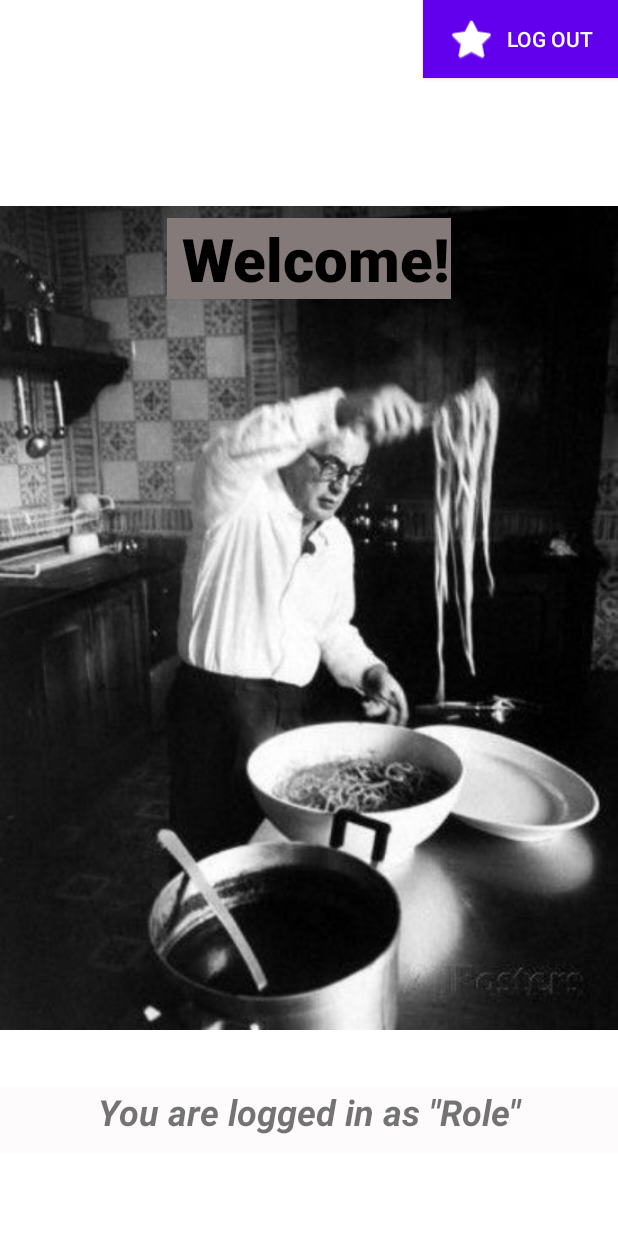
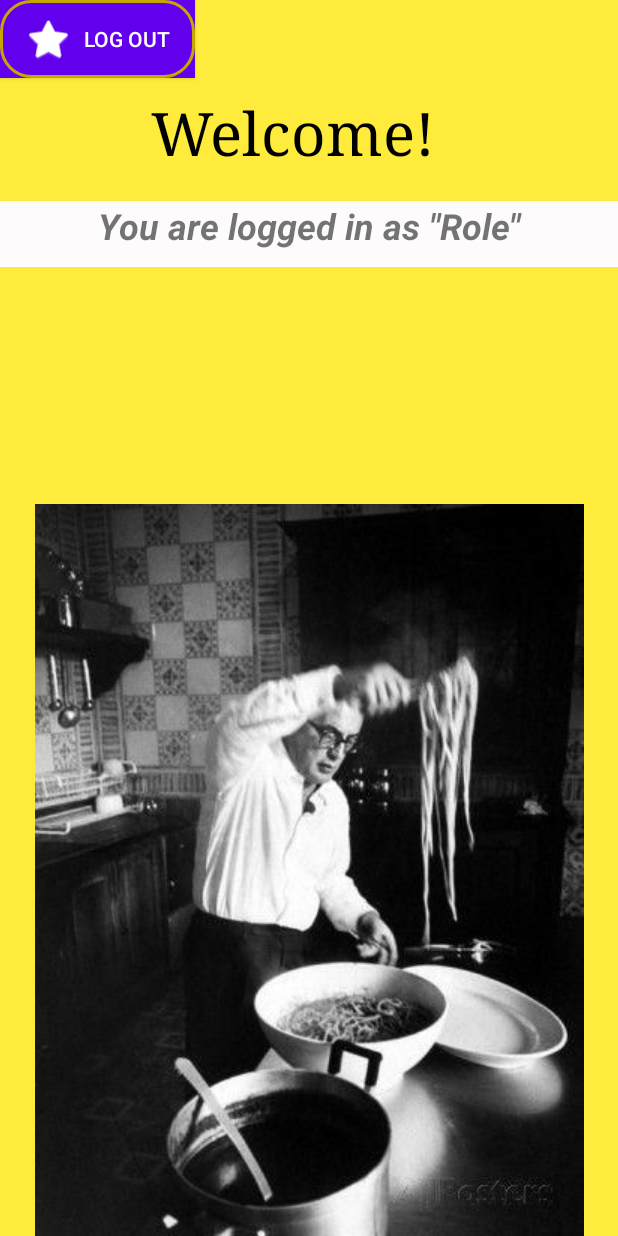
Before and after one commit to Tom-Latimer/Mealer, an Android app: the Home screen opened directly, with no data from a screen before it, on a phone screen of 412 x 824 dp. Run offline under Robolectric (Android 15) with nearby library versions, the phone set to English and light mode, and no system bars; our stand-ins replace Firebase (no records; nobody signed in at launch, a user with empty details on screens opened directly); 1 statement that could not run was skipped.

Commit message:
Home screen changes

```diff
--- a/app/src/main/res/layout/activity_home.xml
+++ b/app/src/main/res/layout/activity_home.xml
@@ -4,57 +4,49 @@
     xmlns:tools="http://schemas.android.com/tools"
     android:layout_width="match_parent"
     android:layout_height="match_parent"
+    android:background="#FFEB3B"
     tools:context=".Home">
 
-    <ImageView
-        android:id="@+id/imageView"
-        android:layout_width="0dp"
+    <LinearLayout
+        android:id="@+id/linearLayout4"
+        android:layout_width="match_parent"
         android:layout_height="0dp"
-        app:layout_constraintBottom_toBottomOf="parent"
+        android:orientation="vertical"
+        app:layout_constraintBottom_toTopOf="@+id/imageView"
         app:layout_constraintEnd_toEndOf="parent"
+        app:layout_constraintHorizontal_bias="1.0"
         app:layout_constraintStart_toStartOf="parent"
         app:layout_constraintTop_toTopOf="parent"
-        android:src="@drawable/a99b323bfcfc25084e87cd29f6575533"/>
+        app:layout_constraintVertical_bias="1.0">
 
         <Button
             android:id="@+id/logOut"
             style="@style/Widget.AppCompat.Button"
             android:layout_width="wrap_content"
             android:layout_height="wrap_content"
-        android:background="#283267"
+            android:background="#3564EF"
+            android:foreground="@drawable/edit_text_background"
             android:onClick="btnLogOutClick"
             android:text="Log Out"
-        app:icon="@android:drawable/btn_star"
-        app:layout_constraintEnd_toEndOf="parent"
-        app:layout_constraintTop_toTopOf="parent" />
+            app:icon="@android:drawable/btn_star" />
 
-    <LinearLayout
-        android:id="@+id/linearLayout4"
+        <Space
             android:layout_width="match_parent"
-        android:layout_height="match_parent"
-        android:layout_marginTop="90dp"
-        android:gravity="center"
-        android:orientation="vertical"
-        app:layout_constraintBottom_toBottomOf="parent"
-        app:layout_constraintEnd_toEndOf="parent"
-        app:layout_constraintHorizontal_bias="0.02"
-        app:layout_constraintStart_toStartOf="parent"
-        app:layout_constraintTop_toTopOf="parent">
+            android:layout_height="10dp" />
 
         <TextView
             android:layout_width="wrap_content"
             android:layout_height="wrap_content"
             android:layout_marginStart="90dp"
             android:layout_marginEnd="90dp"
-            android:background="#857A7A"
-            android:fontFamily="sans-serif-black"
+            android:fontFamily="serif"
             android:text=" Welcome!"
             android:textColor="@color/black"
             android:textSize="40sp" />
 
         <Space
             android:layout_width="match_parent"
-            android:layout_height="525dp" />
+            android:layout_height="20dp" />
 
         <TextView
             android:id="@+id/textView"
@@ -69,4 +61,14 @@
             android:textStyle="bold|italic" />
 
     </LinearLayout>
+
+    <ImageView
+        android:id="@+id/imageView"
+        android:layout_width="wrap_content"
+        android:layout_height="wrap_content"
+        app:layout_constraintBottom_toBottomOf="parent"
+        app:layout_constraintEnd_toEndOf="parent"
+        app:layout_constraintStart_toStartOf="parent"
+        app:srcCompat="@drawable/a99b323bfcfc25084e87cd29f6575533" />
+
 </androidx.constraintlayout.widget.ConstraintLayout>
```
Lines whose indentation alone changed are shown as unchanged.
